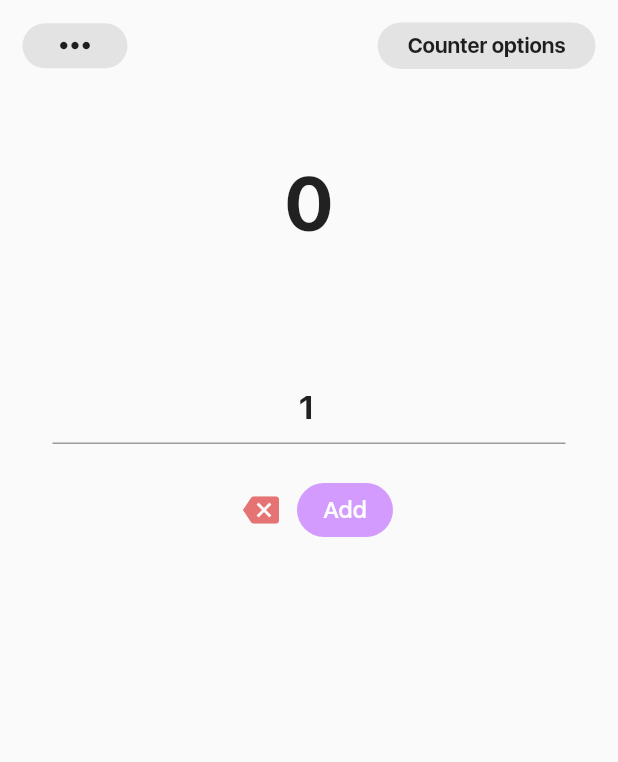
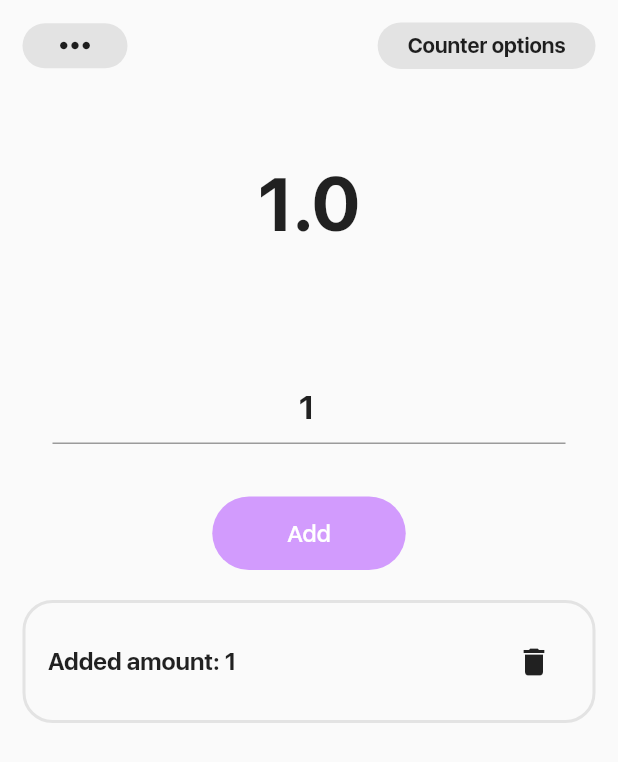
Before and after one commit to jralvarenga/calculary, a Flutter app: the CounterCalculator screen opened by its route, after a tap on "Add", on a phone screen of 412 x 824 dp. Shown: the top 762 px of the screen. Run offline on Flutter 3.47's test engine with Material 2 defaults, Android fonts, the phone set to English and light mode, and no system bars; our stand-ins replace flutter_svg, math_expressions, shared_preferences; accounts and stored records are empty; project files that could hold a hidden picture were left out.

Commit message:
Added Counter history handler

```diff
--- a/lib/pages/CounterCalculator.dart
+++ b/lib/pages/CounterCalculator.dart
@@ -1,7 +1,43 @@
+import 'dart:convert';
+import 'dart:ui';
+
 import 'package:calculary/services/CustomTheme.dart';
 import 'package:calculary/widgets/TopBar.dart';
 import 'package:flutter/material.dart';
 import 'package:provider/provider.dart';
+import 'package:shared_preferences/shared_preferences.dart';
+
+class CounterItemData {
+  String amount;
+
+  Map toJson() => {
+    'amount': amount,
+  };
+
+  factory CounterItemData.fromJson(Map<String, dynamic> json) {
+    return CounterItemData(
+      amount: json['amount'] as String,
+    );
+  }
+
+  CounterItemData({
+    Key? key,
+    required this.amount,
+  });
+}
+
+class AllCounterData {
+  String count;
+  List counterItems;
+  String addAmount;
+
+  AllCounterData({
+    Key? key,
+    required this.count,
+    required this.counterItems,
+    this.addAmount = '1'
+  });
+}
 
 class CounterCalculator extends StatefulWidget {
   CounterCalculator({Key? key, required this.title}) : super(key: key);
@@ -15,18 +51,68 @@ class CounterCalculator extends StatefulWidget {
 class _CounterCalculatorState extends State<CounterCalculator> {
   String mode = 'Counter options';
   String _count = '0';
+  List _counterItems = [];
   late TextEditingController _inputControler;
 
   @override
   void initState() {
     super.initState();
-    _inputControler = TextEditingController(text: '1');
+    getPreviewsCounter();
+  }
+
+  void getPreviewsCounter() async {
+    final prefs = await SharedPreferences.getInstance();
+    String previewsCount = (prefs.getString('counter_calculator_count') ?? '0');
+    var previewsCounterItemsJson = (prefs.getString('counter_calculator_items') ?? '[]');
+    final parsedPreviewsItemsJson = jsonDecode(previewsCounterItemsJson).cast<Map<String, dynamic>>();
+    List previewsCounterItems = parsedPreviewsItemsJson.map<CounterItemData>((json) => CounterItemData.fromJson(json)).toList();
+    String previewsInputText = (prefs.getString('counter_calculator_input_value') ?? '1');
+
+    setState(() {
+      _count = previewsCount;
+      _counterItems = previewsCounterItems;
+      _inputControler = TextEditingController(text: previewsInputText);
+    });
   }
 
   @override
   void dispose() {
     _inputControler.dispose();
     super.dispose();
+  }
+
+  void addToCounter() async {
+    final prefs = await SharedPreferences.getInstance();
+    String counterNewValue = _inputControler.text;
+    var newCounter = double.parse(_count) + double.parse(counterNewValue);
+
+    newCounter.toStringAsFixed(2);
+    setState(() {
+      _count = newCounter.toString();
+      _counterItems.add(CounterItemData(
+        amount: counterNewValue
+      ));
+
+      prefs.setString('counter_calculator_count', _count);
+      prefs.setString('counter_calculator_items', jsonEncode(_counterItems));
+      prefs.setString('counter_calculator_input_value', _inputControler.text);
+    });
+  }
+
+  void removeFromCount(int i) async {
+    final prefs = await SharedPreferences.getInstance();
+    List reversedItems = _counterItems.reversed.toList();
+    var newCounter = double.parse(_count) - double.parse(reversedItems[i].amount);
+    reversedItems.removeAt(i);
+
+    setState(() {
+      _count = newCounter.toString();
+      _counterItems = reversedItems.reversed.toList();
+
+      prefs.setString('counter_calculator_count', _count);
+      prefs.setString('counter_calculator_items', jsonEncode(_counterItems));
+      prefs.setString('counter_calculator_input_value', _inputControler.text);
+    });
   }
 
   @override
@@ -84,28 +170,18 @@ class _CounterCalculatorState extends State<CounterCalculator> {
                                   ),
                                 ),
                               ),
+                              SizedBox(height: 15),
                               Row(
                                 mainAxisAlignment: MainAxisAlignment.center,
                                 children: [
-                                  IconButton(
-                                    onPressed: () => print('delete'),
-                                    icon: Icon(
-                                      Icons.backspace,
-                                      color: Colors.red[300],
-                                    )
-                                  ),
                                   TextButton(
-                                    onPressed: () => print('add'),
-                                    style: ButtonStyle(
-                                      padding: MaterialStateProperty.all<EdgeInsets>(
-                                        EdgeInsets.only(top: 5, bottom: 5, right: 10, left: 10)
+                                    onPressed: addToCounter,
+                                    style: TextButton.styleFrom(
+                                      backgroundColor: themeData.primaryColor,
+                                      padding: EdgeInsets.only(top: 15, bottom: 15, right: 50, left: 50),
+                                      shape: RoundedRectangleBorder(
+                                        borderRadius: BorderRadius.circular(50),
                                       ),
-                                      backgroundColor: MaterialStateProperty.all(themeData.primaryColor),
-                                      shape: MaterialStateProperty.all<RoundedRectangleBorder>(
-                                        RoundedRectangleBorder(
-                                          borderRadius: BorderRadius.circular(20),
-                                        )
-                                      )
                                     ),
                                     child: Text(
                                       'Add',
@@ -119,7 +195,25 @@ class _CounterCalculatorState extends State<CounterCalculator> {
                               )
                             ],
                           ),
-                        )
+                        ),
+                        SizedBox(height: 20),
+                        Expanded(
+                          child: Container(
+                            child: ListView.separated(
+                              itemCount: _counterItems.length,
+                              separatorBuilder: (_, i) => SizedBox(
+                                height: 5,
+                              ),
+                              itemBuilder: (_, i) => Container(
+                                child: CounterAddedItem(
+                                  addedAmount: _counterItems.reversed.toList()[i].amount,
+                                  itemIndex: i,
+                                  removeFromCount: removeFromCount
+                                ),
+                              ),
+                            ),
+                          ),
+                        ),
                       ],
                     ),
                   )
@@ -132,3 +226,52 @@ class _CounterCalculatorState extends State<CounterCalculator> {
     );
   }
 }
+
+// ignore: must_be_immutable
+class CounterAddedItem extends StatelessWidget {
+  CounterAddedItem({
+    Key? key,
+    required this.addedAmount,
+    required this.itemIndex,
+    required this.removeFromCount
+  }) : super(key: key);
+
+  String addedAmount;
+  int itemIndex;
+  Function removeFromCount;
+
+  @override
+  Widget build(BuildContext context) {
+    CustomTheme theme = Provider.of(context);
+    var themeData = theme.themeData;
+
+    return Container(
+      padding: EdgeInsets.all(15),
+      decoration: BoxDecoration(
+        borderRadius: BorderRadius.circular(20),
+        border: Border.all(
+          color: themeData.dialogBackgroundColor,
+          width: 2
+        )
+      ),
+      child: Row(
+        mainAxisAlignment: MainAxisAlignment.spaceBetween,
+        children: [
+          Text(
+            'Added amount: ' + addedAmount,
+            style: TextStyle(
+              fontSize: 16,
+              fontWeight: FontWeight.bold
+            ),
+          ),
+          IconButton(
+            onPressed: () => removeFromCount(itemIndex),
+            icon: Icon(
+              Icons.delete
+            )
+          ),
+        ],
+      ),
+    );
+  }
+}
--- a/pubspec.yaml
+++ b/pubspec.yaml
@@ -33,6 +33,7 @@ dependencies:
   http: ^0.13.3
   modal_bottom_sheet: ^2.0.0
   flutter_svg: ^0.22.0
+  shared_preferences: ^2.0.6
 
 dev_dependencies:
   flutter_test:
```
Also changed, not shown: pubspec.lock.
